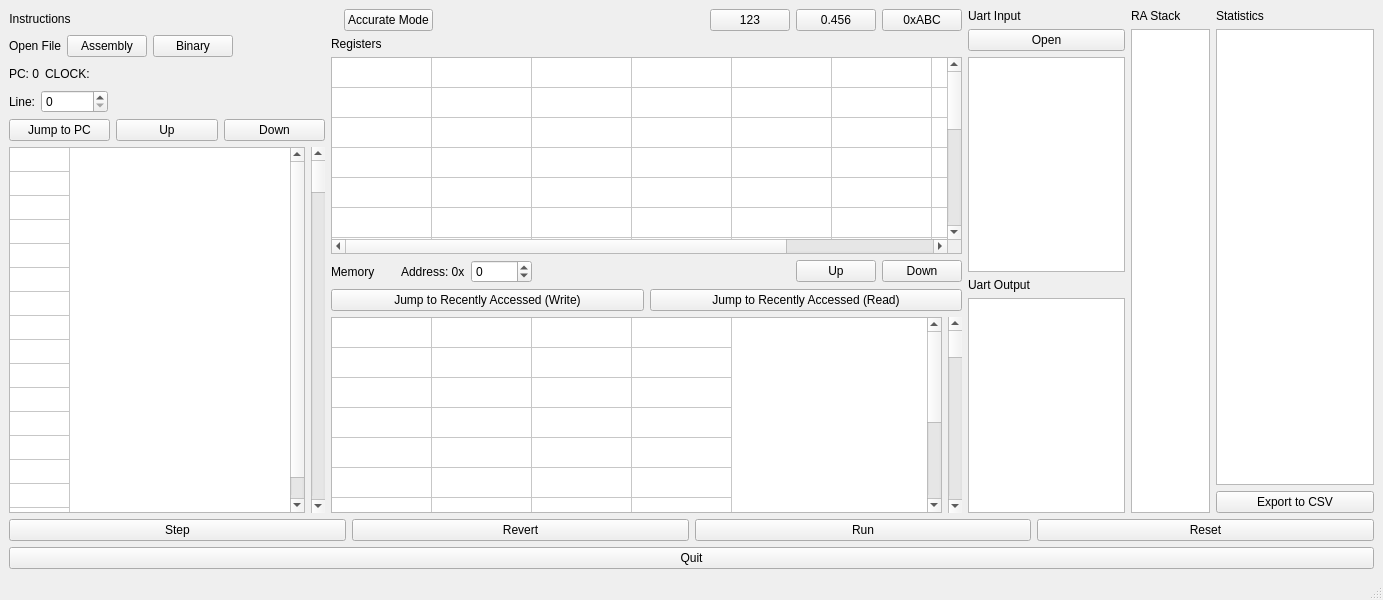
The window that OreOre-V-CMake-JIT/mainwindow.ui (cpuex2021-1/simulator) describes before a commit, drawn with Qt 5.
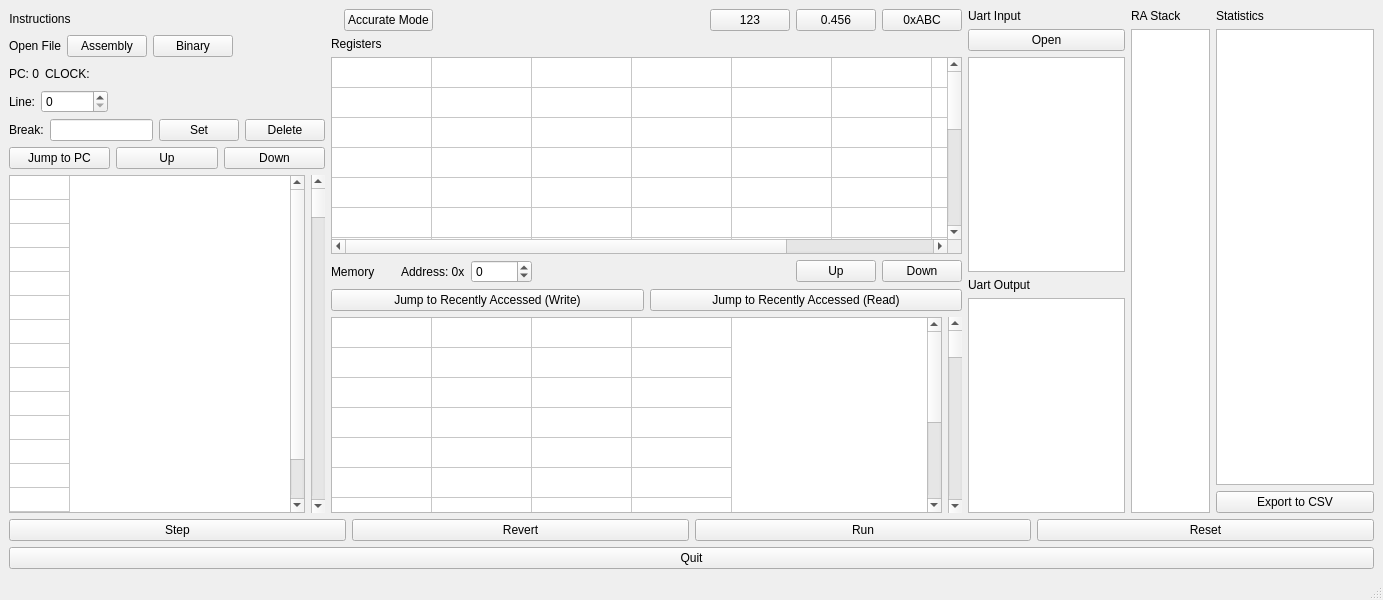
The same window after the commit.

Commit message: added clk breakpoint to gui (not tested)

What changed in the file:
```diff
--- a/OreOre-V-CMake-JIT/mainwindow.ui
+++ b/OreOre-V-CMake-JIT/mainwindow.ui
@@ -152,6 +152,34 @@
           </item>
          </layout>
         </item>
+        <item>
+         <layout class="QHBoxLayout" name="horizontalLayout_13">
+          <item>
+           <widget class="QLabel" name="label_8">
+            <property name="text">
+             <string>Break:</string>
+            </property>
+           </widget>
+          </item>
+          <item>
+           <widget class="QLineEdit" name="clkBrkEdit"/>
+          </item>
+          <item>
+           <widget class="QPushButton" name="brksetButton">
+            <property name="text">
+             <string>Set</string>
+            </property>
+           </widget>
+          </item>
+          <item>
+           <widget class="QPushButton" name="brkdelButton">
+            <property name="text">
+             <string>Delete</string>
+            </property>
+           </widget>
+          </item>
+         </layout>
+        </item>
         <item>
          <layout class="QHBoxLayout" name="horizontalLayout_10">
           <item>
```
The commit also changes 3 other files.
